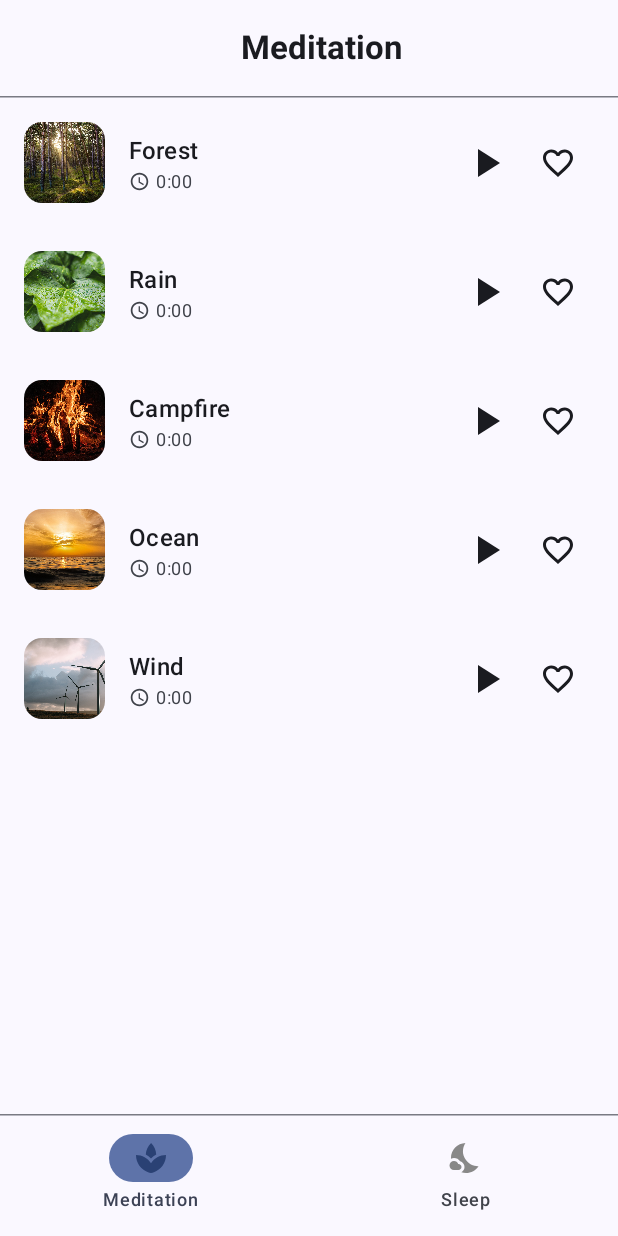
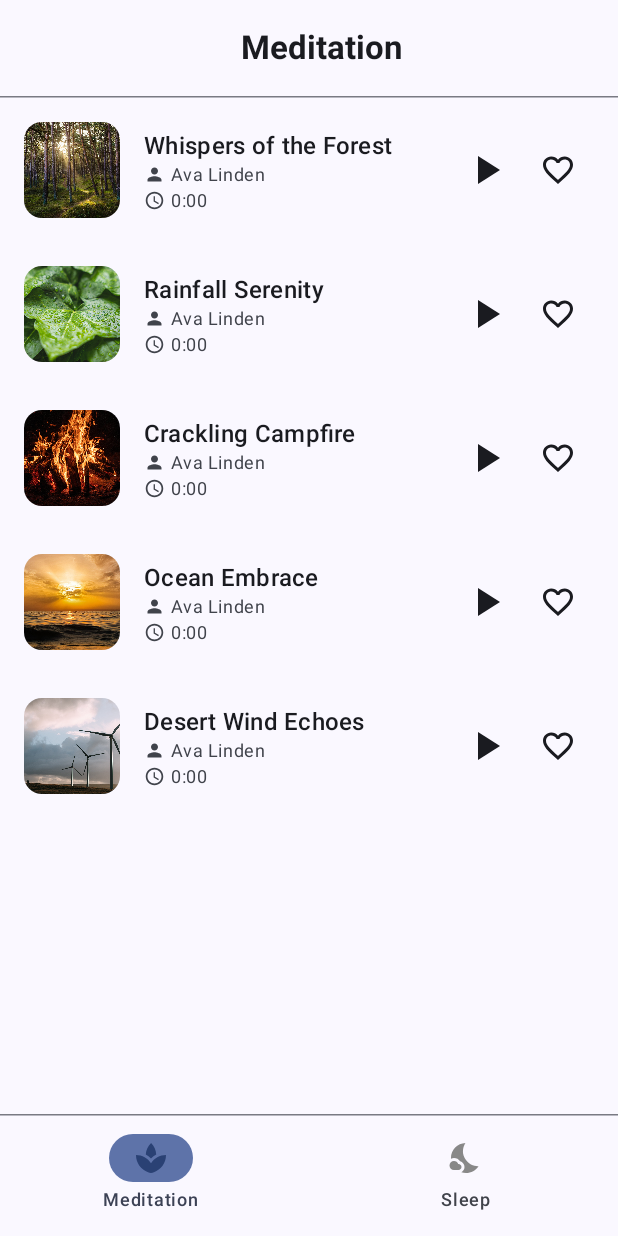
Before and after one commit to VivekShah138/Calmly, an Android app built with Jetpack Compose: the screen it shows after launch (MainActivity), on a phone screen of 412 x 824 dp. Run offline under Robolectric (Android 15) with nearby library versions, the phone set to English and light mode, and no system bars.

Commit message:
Both theme color scheme added.Media Service UI remaining

```diff
--- a/app/src/main/java/com/example/calmly/data/local/data_source/SoundData.kt
+++ b/app/src/main/java/com/example/calmly/data/local/data_source/SoundData.kt
@@ -7,5 +7,6 @@ data class SoundData(
     val id: Int,
     val title: String,
     @RawRes val resId: Int,
-    @DrawableRes val thumbnail: Int
+    @DrawableRes val thumbnail: Int,
+    val author: String
 )
--- a/app/src/main/java/com/example/calmly/data/local/data_source/SoundDataSource.kt
+++ b/app/src/main/java/com/example/calmly/data/local/data_source/SoundDataSource.kt
@@ -8,18 +8,79 @@ import com.example.calmly.R
 object SoundDataSource {
 
     val meditationSounds = listOf(
-        SoundData(id = 1, title = "Forest", resId = R.raw.morning_forest_ambiance,R.drawable.forest),
-        SoundData(id = 2, title = "Rain", resId = R.raw.real_rain_sound,R.drawable.rain),
-        SoundData(id = 3, title = "Campfire", resId = R.raw.campfire,R.drawable.campfire),
-        SoundData(id = 4, title = "Ocean", resId = R.raw.ocean_waves,R.drawable.sea),
-        SoundData(id = 5, title = "Wind", resId = R.raw.desert_wind,R.drawable.wind),
+        SoundData(
+            id = 1,
+            title = "Whispers of the Forest",
+            resId = R.raw.morning_forest_ambiance,
+            thumbnail = R.drawable.forest,
+            author = "Ava Linden"
+        ),
+        SoundData(
+            id = 2,
+            title = "Rainfall Serenity",
+            resId = R.raw.real_rain_sound,
+            thumbnail = R.drawable.rain,
+            author = "Ava Linden"
+        ),
+        SoundData(
+            id = 3,
+            title = "Crackling Campfire",
+            resId = R.raw.campfire,
+            thumbnail = R.drawable.campfire,
+            author = "Ava Linden"
+        ),
+        SoundData(
+            id = 4,
+            title = "Ocean Embrace",
+            resId = R.raw.ocean_waves,
+            thumbnail = R.drawable.sea,
+            author = "Ava Linden"
+        ),
+        SoundData(
+            id = 5,
+            title = "Desert Wind Echoes",
+            resId = R.raw.desert_wind,
+            thumbnail = R.drawable.wind,
+            author = "Ava Linden"
+        ),
     )
 
     val sleepSounds = listOf(
-        SoundData(id = 101, title = "White Noise", resId = R.raw.white_noise, thumbnail = R.drawable.white_noise),
-        SoundData(id = 102, title = "Lullaby", resId = R.raw.short_lullaby_song, thumbnail = R.drawable.lullaby),
-        SoundData(id = 103, title = "Fan", resId = R.raw.fan_loop, thumbnail = R.drawable.ceiling_fan),
-        SoundData(id = 104, title = "Deep Hum", resId = R.raw.deep_humming, thumbnail = R.drawable.humming),
-        SoundData(id = 105, title = "Heartbeat", resId = R.raw.heartbeat_loop, thumbnail = R.drawable.heartbeat)
+        SoundData(
+            id = 101,
+            title = "Gentle White Noise",
+            resId = R.raw.white_noise,
+            thumbnail = R.drawable.white_noise,
+            author = "Dr. Elias Monroe"
+        ),
+        SoundData(
+            id = 102,
+            title = "Soothing Lullaby",
+            resId = R.raw.short_lullaby_song,
+            thumbnail = R.drawable.lullaby,
+            author = "Dr. Elias Monroe"
+        ),
+        SoundData(
+            id = 103,
+            title = "Calming Fan Breeze",
+            resId = R.raw.fan_loop,
+            thumbnail = R.drawable.ceiling_fan,
+            author = "Dr. Elias Monroe"
+        ),
+        SoundData(
+            id = 104,
+            title = "Deep Humming Calm",
+            resId = R.raw.deep_humming,
+            thumbnail = R.drawable.humming,
+            author = "Dr. Elias Monroe"
+        ),
+        SoundData(
+            id = 105,
+            title = "Heartbeat Comfort",
+            resId = R.raw.heartbeat_loop,
+            thumbnail = R.drawable.heartbeat,
+            author = "Dr. Elias Monroe"
+        ),
     )
+
 }
--- a/app/src/main/java/com/example/calmly/domain/local/model/Sound.kt
+++ b/app/src/main/java/com/example/calmly/domain/local/model/Sound.kt
@@ -1,7 +1,5 @@
 package com.example.calmly.domain.local.model
 
-import androidx.annotation.DrawableRes
-import androidx.annotation.RawRes
 
 data class Sound(
     val id: Int,
@@ -9,5 +7,6 @@ data class Sound(
     val resId: Int,
     val thumbnail: Int,
     val duration: Int,
-    val fav: Boolean
+    val fav: Boolean,
+    val author: String
 )
--- a/app/src/main/java/com/example/calmly/mapper/SoundMapper.kt
+++ b/app/src/main/java/com/example/calmly/mapper/SoundMapper.kt
@@ -22,7 +22,8 @@ object SoundMapper {
             resId = soundData.resId,
             thumbnail = soundData.thumbnail,
             duration = durationInSeconds,
-            fav = fav
+            fav = fav,
+            author = soundData.author
         )
     }
 
--- /dev/null
+++ b/app/src/main/java/com/example/calmly/presentation/features/view_songs/components/AuthorBadge.kt
@@ -0,0 +1,39 @@
+package com.example.calmly.presentation.features.view_songs.components
+
+import androidx.compose.foundation.layout.Row
+import androidx.compose.foundation.layout.Spacer
+import androidx.compose.foundation.layout.size
+import androidx.compose.foundation.layout.width
+import androidx.compose.foundation.layout.offset
+import androidx.compose.material.icons.Icons
+import androidx.compose.material.icons.filled.Person
+import androidx.compose.material3.Icon
+import androidx.compose.material3.MaterialTheme
+import androidx.compose.material3.Text
+import androidx.compose.runtime.Composable
+import androidx.compose.ui.Modifier
+import androidx.compose.ui.unit.dp
+import androidx.compose.ui.Alignment
+
+
+@Composable
+fun AuthorBadge(author: String) {
+    Row (
+        verticalAlignment = Alignment.CenterVertically,
+        modifier = Modifier.offset(y = (-1.5).dp)
+    ) {
+        Icon(
+            imageVector = Icons.Filled.Person,
+            contentDescription = "Author",
+            modifier = Modifier.size(14.dp),
+            tint = MaterialTheme.colorScheme.onSurfaceVariant
+        )
+        Spacer(modifier = Modifier.width(4.dp))
+        Text(
+            text = author,
+            style = MaterialTheme.typography.bodySmall,
+            color = MaterialTheme.colorScheme.onSurfaceVariant,
+            modifier = Modifier.offset(y = 0.5.dp)
+        )
+    }
+}
--- a/app/src/main/java/com/example/calmly/presentation/features/view_songs/components/MainScaffold.kt
+++ b/app/src/main/java/com/example/calmly/presentation/features/view_songs/components/MainScaffold.kt
@@ -53,7 +53,8 @@ fun MainScaffold(
                         soundName = currentSound?.title ?: "Now Playing",
                         isPlaying = isPlaying,
                         onPlayPauseClick = viewModel::togglePlayback,
-                        soundThumbnailResId = currentSound?.thumbnail ?: 0
+                        soundThumbnailResId = currentSound?.thumbnail ?: 0,
+                        soundAuthor = currentSound?.author ?: "No Author"
                     )
                 }
                 BottomNavigationBar(navController = navController)
--- a/app/src/main/java/com/example/calmly/presentation/features/view_songs/components/NowPlayingBar.kt
+++ b/app/src/main/java/com/example/calmly/presentation/features/view_songs/components/NowPlayingBar.kt
@@ -28,6 +28,7 @@ import com.example.calmly.ui.theme.NowPlayingButtonText
 @Composable
 fun NowPlayingBar(
     soundName: String,
+    soundAuthor: String,
     soundThumbnailResId: Int,
     isPlaying: Boolean,
     onPlayPauseClick: () -> Unit
@@ -59,14 +60,25 @@ fun NowPlayingBar(
 
             Spacer(modifier = Modifier.width(16.dp))
 
-            // Sound title text (weight to take remaining space)
+            Column(
+                modifier = Modifier
+                    .weight(1f)
+                    .padding(end = 8.dp)
+            ) {
                 Text(
                     text = soundName,
                     style = MaterialTheme.typography.bodyLarge,
-                modifier = Modifier.weight(1f),
                     maxLines = 1,
                     overflow = TextOverflow.Ellipsis
                 )
+                Text(
+                    text = "by $soundAuthor",
+                    style = MaterialTheme.typography.bodySmall,
+                    color = MaterialTheme.colorScheme.onSurfaceVariant,
+                    maxLines = 1,
+                    overflow = TextOverflow.Ellipsis,
+                )
+            }
 
             Box(
                 modifier = Modifier
@@ -102,6 +114,7 @@ fun NowPlayingPreview(){
         onPlayPauseClick = {
 
         },
-        soundThumbnailResId = R.drawable.forest
+        soundThumbnailResId = R.drawable.forest,
+        soundAuthor = "Ava Linden"
     )
 }
--- a/app/src/main/java/com/example/calmly/presentation/features/view_songs/components/SoundCard.kt
+++ b/app/src/main/java/com/example/calmly/presentation/features/view_songs/components/SoundCard.kt
@@ -27,6 +27,70 @@ import com.example.calmly.R
 import com.example.calmly.domain.local.model.Sound
 
 
+//@Composable
+//fun SoundCard(
+//    sound: Sound,
+//    isPlaying: Boolean,
+//    onPlayPauseClick: () -> Unit,
+//    onFavoriteClick: () -> Unit = {}
+//) {
+//    Row(
+//        modifier = Modifier
+//            .fillMaxWidth()
+//            .background(MaterialTheme.colorScheme.surface)
+//            .clickable { onPlayPauseClick() }
+//            .padding(16.dp),
+//        horizontalArrangement = Arrangement.Center,
+//        verticalAlignment = Alignment.CenterVertically
+//    ) {
+//        Image(
+//            painter = painterResource(id = sound.thumbnail),
+//            contentDescription = sound.title,
+//            modifier = Modifier
+//                .size(64.dp)
+//                .clip(RoundedCornerShape(12.dp)),
+//            contentScale = ContentScale.Crop
+//        )
+//
+//        Spacer(modifier = Modifier.width(16.dp))
+//
+//        Column(
+//            modifier = Modifier.weight(1f),
+//            verticalArrangement = Arrangement.Center
+//        ) {
+//            Text(
+//                text = sound.title,
+//                style = MaterialTheme.typography.titleMedium,
+//            )
+//            DurationBadge(sound.duration)
+//        }
+//
+//        IconButton(onClick = onPlayPauseClick) {
+//            if (isPlaying) {
+//                Icon(
+//                    imageVector = Icons.Default.Pause,
+//                    contentDescription = "Pause",
+//                    modifier = Modifier.size(32.dp)
+//                )
+//            } else {
+//                Icon(
+//                    imageVector = Icons.Default.PlayArrow,
+//                    contentDescription = "Play",
+//                    modifier = Modifier.size(32.dp)
+//                )
+//            }
+//        }
+//
+//        IconButton(onClick = onFavoriteClick) {
+//            val icon = if (sound.fav) Icons.Filled.Favorite else Icons.Default.FavoriteBorder
+//            Icon(
+//                imageVector = icon,
+//                contentDescription = if (sound.fav) "Unfavorite" else "Favorite"
+//            )
+//        }
+//    }
+//}
+
 @Composable
 fun SoundCard(
     sound: Sound,
@@ -47,7 +111,7 @@ fun SoundCard(
             painter = painterResource(id = sound.thumbnail),
             contentDescription = sound.title,
             modifier = Modifier
-                .size(54.dp)
+                .size(64.dp)
                 .clip(RoundedCornerShape(12.dp)),
             contentScale = ContentScale.Crop
         )
@@ -62,6 +126,7 @@ fun SoundCard(
                 text = sound.title,
                 style = MaterialTheme.typography.titleMedium,
             )
+            AuthorBadge(sound.author)
             DurationBadge(sound.duration)
         }
 
@@ -102,7 +167,8 @@ fun SoundCardPreview(){
             resId =  R.raw.campfire,
             thumbnail = R.drawable.campfire,
             duration = 122,
-            fav = true
+            fav = true,
+            author = "Vivek Shah"
         ),
         isPlaying = true,
         onPlayPauseClick = {
--- a/app/src/main/java/com/example/calmly/ui/theme/Theme.kt
+++ b/app/src/main/java/com/example/calmly/ui/theme/Theme.kt
@@ -1,6 +1,5 @@
 package com.example.calmly.ui.theme
 
-import android.app.Activity
 import android.os.Build
 import androidx.compose.foundation.isSystemInDarkTheme
 import androidx.compose.material3.MaterialTheme
@@ -9,29 +8,89 @@ import androidx.compose.material3.dynamicDarkColorScheme
 import androidx.compose.material3.dynamicLightColorScheme
 import androidx.compose.material3.lightColorScheme
 import androidx.compose.runtime.Composable
+import androidx.compose.ui.graphics.Color
 import androidx.compose.ui.platform.LocalContext
+
+
+private val LightColorScheme = lightColorScheme(
+    primary = Purple40,
+    onPrimary = Color.White,
+    primaryContainer = Color(0xFFEADDFF),
+    onPrimaryContainer = Color(0xFF21005D),
+
+    secondary = PurpleGrey40,
+    onSecondary = Color.White,
+    secondaryContainer = Color(0xFFE8DEF8),
+    onSecondaryContainer = Color(0xFF1D192B),
+
+    tertiary = Pink40,
+    onTertiary = Color.White,
+    tertiaryContainer = Color(0xFFFFD8E4),
+    onTertiaryContainer = Color(0xFF31111D),
+
+    error = Color(0xFFB3261E),
+    onError = Color.White,
+    errorContainer = Color(0xFFF9DEDC),
+    onErrorContainer = Color(0xFF410E0B),
+
+    background = Color(0xFFFFFBFE),
+    onBackground = Color(0xFF1C1B1F),
+
+    surface = Color(0xFFFFFBFE),
+    onSurface = Color(0xFF1C1B1F),
+    surfaceVariant = Color(0xFFE7E0EC),
+    onSurfaceVariant = Color(0xFF49454F),
+
+    outline = Color(0xFF79747E),
+    inverseOnSurface = Color(0xFFF4EFF4),
+    inverseSurface = Color(0xFF313033),
+    inversePrimary = Color(0xFFD0BCFF),
+
+    surfaceTint = Purple40,
+    outlineVariant = Color(0xFFCAC4D0),
+    scrim = Color(0xFF000000)
+)
 
 private val DarkColorScheme = darkColorScheme(
     primary = Purple80,
+    onPrimary = Color(0xFF381E72),
+    primaryContainer = Color(0xFF4F378B),
+    onPrimaryContainer = Color(0xFFEADDFF),
+
     secondary = PurpleGrey80,
-    tertiary = Pink80
+    onSecondary = Color(0xFF332D41),
+    secondaryContainer = Color(0xFF4A4458),
+    onSecondaryContainer = Color(0xFFE8DEF8),
+
+    tertiary = Pink80,
+    onTertiary = Color(0xFF492532),
+    tertiaryContainer = Color(0xFF633B48),
+    onTertiaryContainer = Color(0xFFFFD8E4),
+
+    error = Color(0xFFF2B8B5),
+    onError = Color(0xFF601410),
+    errorContainer = Color(0xFF8C1D18),
+    onErrorContainer = Color(0xFFF9DEDC),
+
+    background = Color(0xFF1C1B1F),
+    onBackground = Color(0xFFE6E1E5),
+
+    surface = Color(0xFF1C1B1F),
+    onSurface = Color(0xFFE6E1E5),
+    surfaceVariant = Color(0xFF49454F),
+    onSurfaceVariant = Color(0xFFCAC4D0),
+
+    outline = Color(0xFF938F99),
+    inverseOnSurface = Color(0xFF1C1B1F),
+    inverseSurface = Color(0xFFE6E1E5),
+    inversePrimary = Color(0xFFD0BCFF),
+
+    surfaceTint = Purple80,
+    outlineVariant = Color(0xFF49454F),
+    scrim = Color(0xFF000000)
 )
 
-private val LightColorScheme = lightColorScheme(
-    primary = Purple40,
-    secondary = PurpleGrey40,
-    tertiary = Pink40
 
-    /* Other default colors to override
-    background = Color(0xFFFFFBFE),
-    surface = Color(0xFFFFFBFE),
-    onPrimary = Color.White,
-    onSecondary = Color.White,
-    onTertiary = Color.White,
-    onBackground = Color(0xFF1C1B1F),
-    onSurface = Color(0xFF1C1B1F),
-    */
-)
 
 @Composable
 fun CalmlyTheme(
```
Lines whose indentation alone changed are shown as unchanged.
